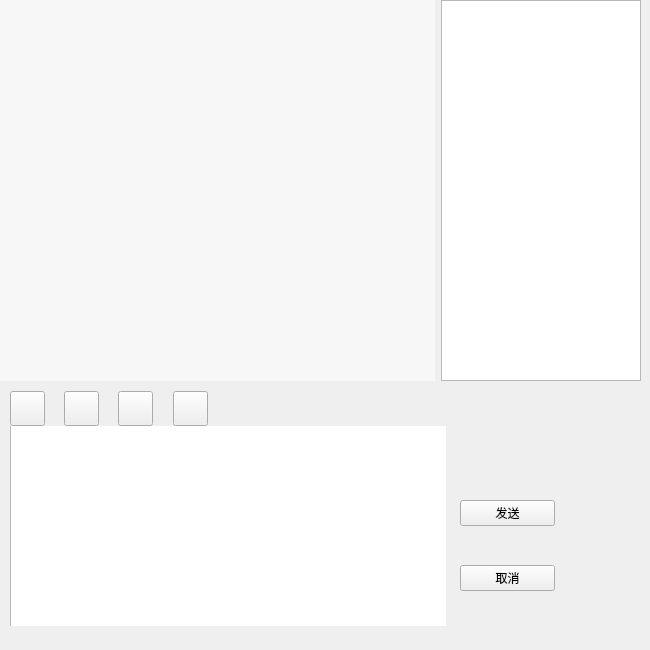
This is bin/QT-myChat-Client/chapage.ui in Alanxtl/QT-myChat as Qt 5 draws it before an edit. The edited form follows.
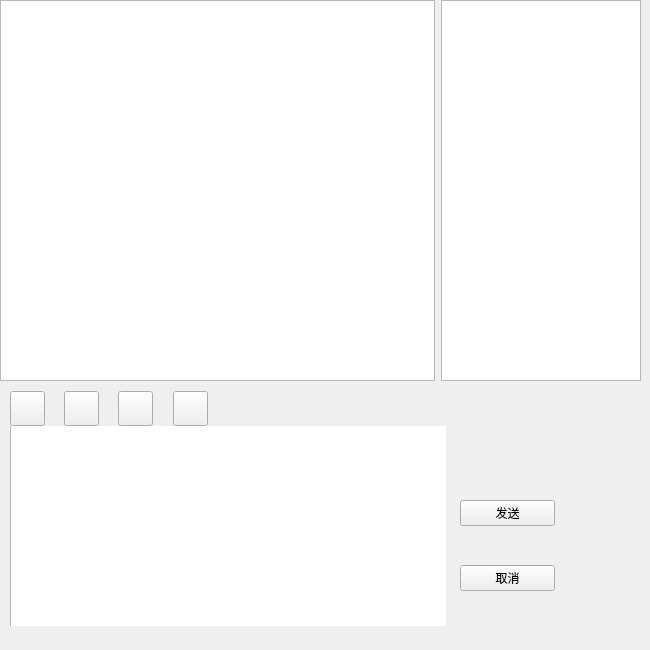
This is the edited form. Icons and pictures are not drawn.

Diff of the .ui file:
```diff
--- a/bin/QT-myChat-Client/chapage.ui
+++ b/bin/QT-myChat-Client/chapage.ui
@@ -323,15 +323,7 @@
         </sizepolicy>
        </property>
        <property name="styleSheet">
-        <string notr="true">QListWidget{background-color: rgb(247,247,247); color:rgb(51,51,51); border: 1px solid  rgb(247, 247, 247);outline:0px;}
-QListWidget::Item{background-color: rgb(247, 247, 247);}
-QListWidget::Item:hover{background-color: rgb(247, 247, 247); }
-QListWidget::item:selected{
-	background-color: rgb(247, 247, 247);
-	color:black; 
-    border: 1px solid  rgb(247, 247, 247);
-}
-QListWidget::item:selected:!active{border: 1px solid  rgb(247, 247, 247); background-color: rgb(247, 247, 247); color:rgb(51,51,51); } </string>
+        <string notr="true"/>
        </property>
        <property name="verticalScrollBarPolicy">
         <enum>Qt::ScrollBarAsNeeded</enum>
```
Left out of the diff: 2 changed lines with no effect on the pictures.
